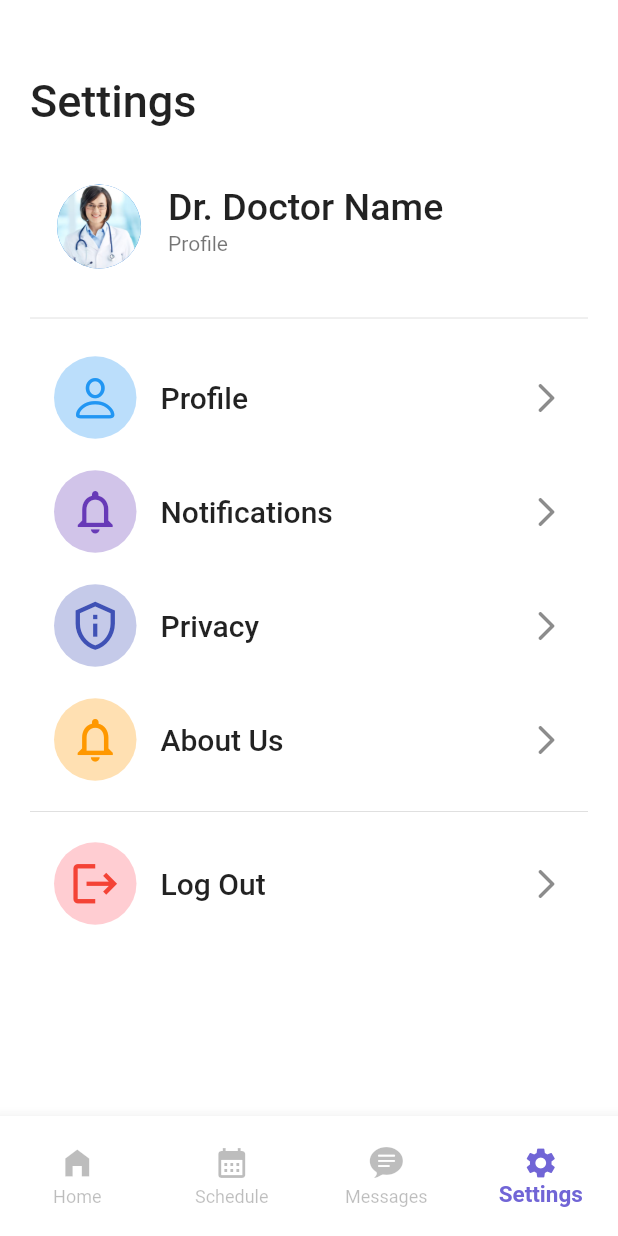
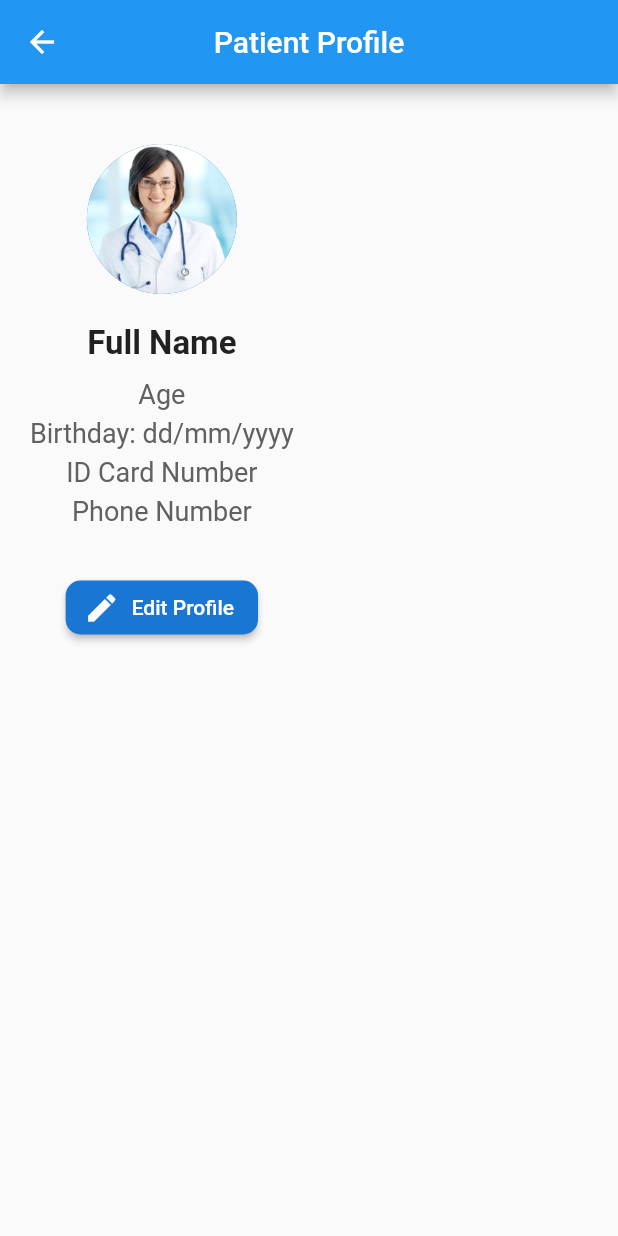
Before and after one commit to Mohamed-Oulkadi/mydoc, a Flutter app: the NavBarRoots screen opened by its route, item 4 of the bottom bar chosen, after a tap on "Profile", on a phone screen of 412 x 824 dp. Run offline on Flutter 3.47's test engine with Material 2 defaults, Android fonts, the phone set to English and light mode, and no system bars; our stand-ins replace dio, shared_preferences, validators; missing offline and left inert: custom_clippers; accounts and stored records are empty; network calls fail.

Commit message:
added demo screens

```diff
--- /dev/null
+++ b/lib/screens/patient/patient_profile.dart
@@ -0,0 +1,90 @@
+import 'package:flutter/material.dart';
+
+import 'edit_profile.dart';
+
+class PatientProfileScreen extends StatelessWidget {
+  const PatientProfileScreen({Key? key}) : super(key: key);
+
+  @override
+  Widget build(BuildContext context) {
+    return Scaffold(
+      appBar: AppBar(
+        title: Text('Patient Profile'),
+        centerTitle: true,
+      ),
+      body: Padding(
+        padding: const EdgeInsets.all(20),
+        child: Column(
+          crossAxisAlignment: CrossAxisAlignment.center,
+          children: [
+            SizedBox(height: 20),
+            CircleAvatar(
+              radius: 50,
+              backgroundImage: AssetImage('images/doctor1.jpg'),
+            ),
+            SizedBox(height: 20),
+            Text(
+              'Full Name',
+              style: TextStyle(
+                fontSize: 22,
+                fontWeight: FontWeight.bold,
+              ),
+            ),
+            SizedBox(height: 10),
+            Text(
+              'Age',
+              style: TextStyle(
+                fontSize: 18,
+                color: Colors.grey[700],
+              ),
+            ),
+            SizedBox(height: 5),
+            Text(
+              'Birthday: dd/mm/yyyy',
+              style: TextStyle(
+                fontSize: 18,
+                color: Colors.grey[700],
+              ),
+            ),
+            SizedBox(height: 5),
+            Text(
+              'ID Card Number',
+              style: TextStyle(
+                fontSize: 18,
+                color: Colors.grey[700],
+              ),
+            ),
+            SizedBox(height: 5),
+            Text(
+              'Phone Number',
+              style: TextStyle(
+                fontSize: 18,
+                color: Colors.grey[700],
+              ),
+            ),
+            SizedBox(height: 30),
+            ElevatedButton.icon(
+              onPressed: () {
+                Navigator.push(
+                        context,
+                        MaterialPageRoute(
+                          builder: (context) => EditProfileScreen(
+                          ),
+                        ));
+              },
+              icon: Icon(Icons.edit),
+              label: Text('Edit Profile'),
+              style: ElevatedButton.styleFrom(
+                primary: Colors.blue[700],
+                onPrimary: Colors.white,
+                shape: RoundedRectangleBorder(
+                  borderRadius: BorderRadius.circular(10),
+                ),
+              ),
+            ),
+          ],
+        ),
+      ),
+    );
+  }
+}
--- a/lib/screens/patient/settings_screen.dart
+++ b/lib/screens/patient/settings_screen.dart
@@ -1,5 +1,6 @@
 import 'package:flutter/cupertino.dart';
 import 'package:flutter/material.dart';
+import 'package:mydoc/screens/patient/patient_profile.dart';
 
 class SettingScreen extends StatelessWidget {
   @override
@@ -34,7 +35,15 @@ class SettingScreen extends StatelessWidget {
             ),
             Divider(height: 50),
             ListTile(
-              onTap: () {},
+              onTap: () {
+                Navigator.push(
+                        context,
+                        MaterialPageRoute(
+                          builder: (context) => PatientProfileScreen(
+
+                          ),
+                        ));
+              },
               leading: Container(
                 padding: EdgeInsets.all(10),
                 decoration: BoxDecoration(
```
Also changed, not shown: lib/screens/patient/edit_profile.dart (added, +141 -0 lines).
